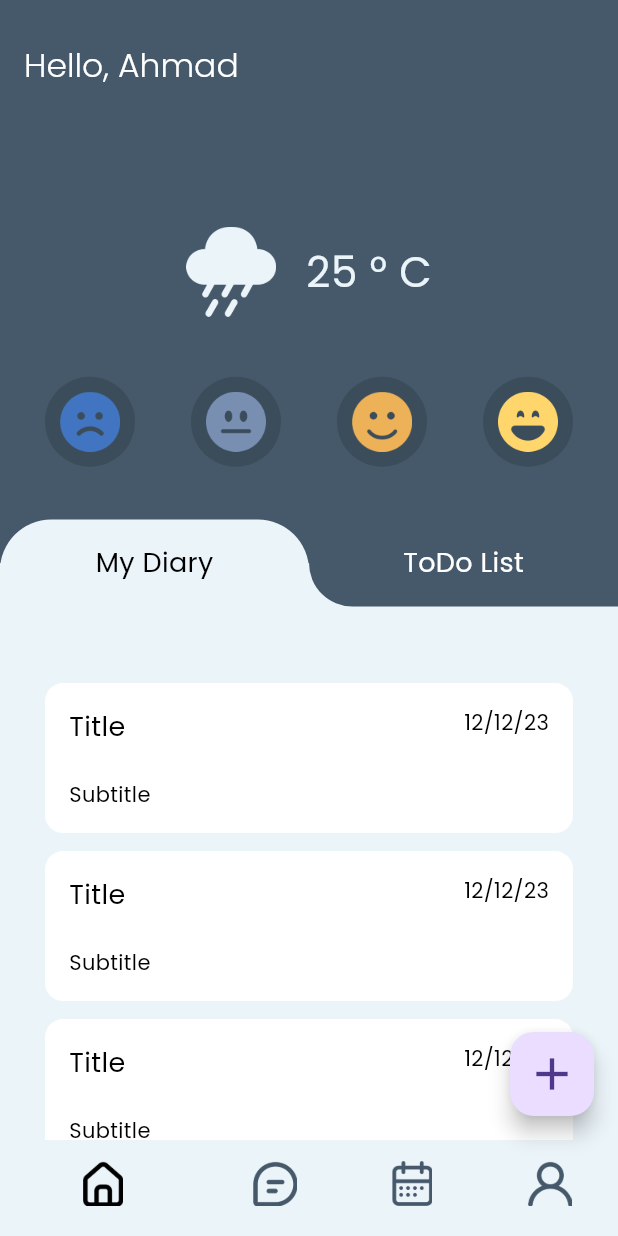
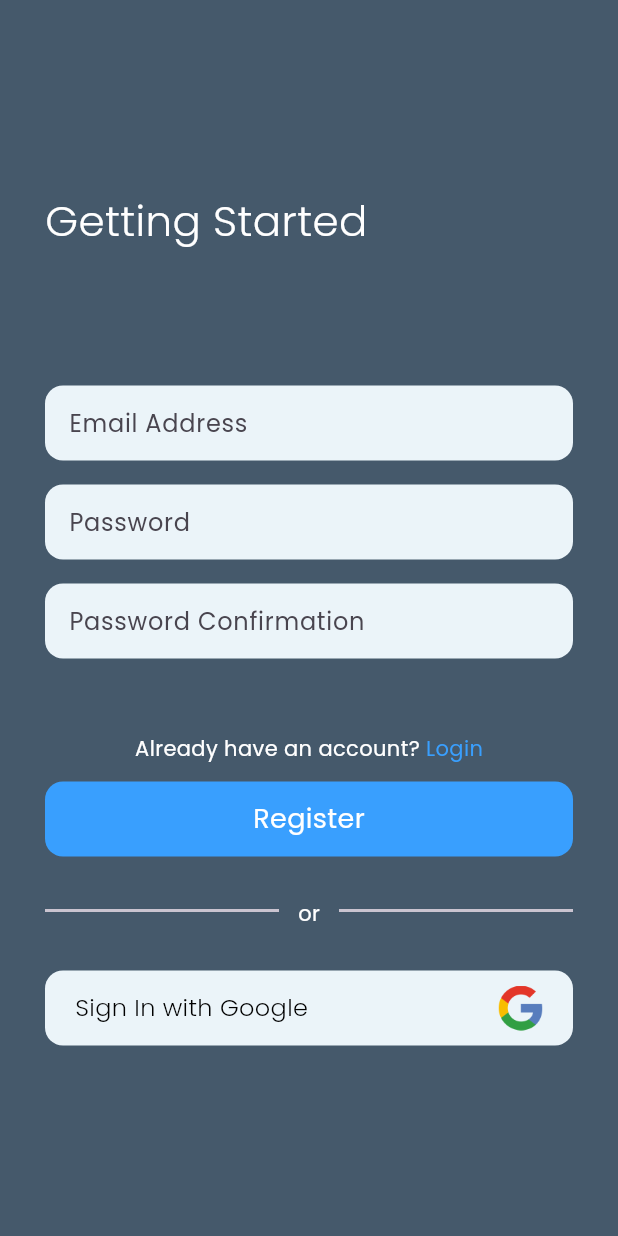
Before and after one commit to ahmdmarzuki/diary_app, a Flutter app: the screen it shows after launch, on a phone screen of 412 x 824 dp. Run offline on Flutter 3.47's test engine with Material 3 defaults, Android fonts, the phone set to English and light mode, and no system bars; our stand-ins replace google_fonts.

Commit message:
add login & register screen

```diff
--- a/lib/main.dart
+++ b/lib/main.dart
@@ -1,3 +1,4 @@
+import 'package:diary_app/src/presentation/screen/auth/register_screen.dart';
 import 'package:diary_app/src/presentation/screen/home/home_screen.dart';
 import 'package:diary_app/src/presentation/screen/home/main_nav.dart';
 import 'package:flutter/material.dart';
@@ -12,10 +13,9 @@ class MyApp extends StatelessWidget {
   @override
   Widget build(BuildContext context) {
     return const MaterialApp(
-
       debugShowCheckedModeBanner: false,
       title: 'Diary App',
-      home: MainNav(),
+      home: RegisterScreen(),
     );
   }
 }
--- /dev/null
+++ b/lib/src/presentation/screen/auth/register_screen.dart
@@ -0,0 +1,306 @@
+import 'package:diary_app/values/costum_text.dart';
+import 'package:diary_app/values/theme.dart';
+import 'package:flutter/material.dart';
+import 'package:google_fonts/google_fonts.dart';
+
+class RegisterScreen extends StatefulWidget {
+  const RegisterScreen({super.key});
+
+  @override
+  State<RegisterScreen> createState() => _RegisterScreenState();
+}
+
+class _RegisterScreenState extends State<RegisterScreen> {
+  Widget emailInput() {
+    return Container(
+      height: 50,
+      width: double.infinity,
+      decoration: BoxDecoration(
+          color: secondaryColor, borderRadius: BorderRadius.circular(12)),
+      child: Padding(
+        padding: const EdgeInsets.symmetric(horizontal: 16),
+        child: Row(
+          children: [
+            Expanded(
+              child: TextFormField(
+                  style: GoogleFonts.poppins(),
+                  decoration: InputDecoration.collapsed(
+                      hintText: 'Email Address',
+                      hintStyle: GoogleFonts.poppins())),
+            ),
+          ],
+        ),
+      ),
+    );
+  }
+
+  Widget passwordInput() {
+    return Container(
+      height: 50,
+      width: double.infinity,
+      decoration: BoxDecoration(
+          color: secondaryColor, borderRadius: BorderRadius.circular(12)),
+      child: Padding(
+        padding: const EdgeInsets.symmetric(horizontal: 16),
+        child: Row(
+          children: [
+            Expanded(
+              child: TextFormField(
+                  style: GoogleFonts.poppins(),
+                  decoration: InputDecoration.collapsed(
+                      hintText: 'Password', hintStyle: GoogleFonts.poppins())),
+            ),
+          ],
+        ),
+      ),
+    );
+  }
+
+  Widget confirmPasswordInput() {
+    return Container(
+      height: 50,
+      width: double.infinity,
+      decoration: BoxDecoration(
+          color: secondaryColor, borderRadius: BorderRadius.circular(12)),
+      child: Padding(
+        padding: const EdgeInsets.symmetric(horizontal: 16),
+        child: Row(
+          children: [
+            Expanded(
+              child: TextFormField(
+                  style: GoogleFonts.poppins(),
+                  decoration: InputDecoration.collapsed(
+                      hintText: 'Password Confirmation',
+                      hintStyle: GoogleFonts.poppins())),
+            ),
+          ],
+        ),
+      ),
+    );
+  }
+
+  Widget divider() {
+    return Stack(children: [
+      const Divider(thickness: 2),
+      Center(
+        child: Container(
+          height: 20,
+          width: 40,
+          color: primaryColor,
+          child: Center(child: CostumText(text: "or", color: whiteColor)),
+        ),
+      )
+    ]);
+  }
+
+  Widget registerButton() {
+    return InkWell(
+      onTap: () {},
+      child: Container(
+        height: 50,
+        width: double.infinity,
+        decoration: BoxDecoration(
+            borderRadius: BorderRadius.circular(12), color: accentColor),
+        child: Center(
+            child: CostumText(
+          text: "Register",
+          color: whiteColor,
+          fontSize: 18,
+        )),
+      ),
+    );
+  }
+
+  Widget googleButton() {
+    return InkWell(
+      onTap: () {},
+      child: Container(
+        height: 50,
+        padding: const EdgeInsets.symmetric(horizontal: 20),
+        width: double.infinity,
+        decoration: BoxDecoration(
+            borderRadius: BorderRadius.circular(12), color: secondaryColor),
+        child: Row(
+          mainAxisAlignment: MainAxisAlignment.spaceBetween,
+          children: [
+            CostumText(
+              text: "Sign In with Google",
+              color: blackColor,
+              fontSize: 16,
+              fontWeight: light,
+            ),
+            Image.asset(
+              'assets/icon_google.png',
+              width: 30,
+            )
+          ],
+        ),
+      ),
+    );
+  }
+
+  Widget alreadyHaveAnAccount() {
+    return Row(
+      mainAxisAlignment: MainAxisAlignment.center,
+      children: [
+        CostumText(text: "Already have an account?", color: whiteColor),
+        const SizedBox(width: 4),
+        GestureDetector(
+            onTap: () {
+              showModalBottomSheet(
+                  backgroundColor: secondaryColor,
+                  context: context,
+                  builder: (context) {
+                    return Container(
+                      padding: EdgeInsets.symmetric(horizontal: defaultMargin),
+                      height: MediaQuery.of(context).size.height,
+                      child: Column(
+                        crossAxisAlignment: CrossAxisAlignment.start,
+                        children: [
+                          Center(
+                            child: Container(
+                              margin: const EdgeInsets.only(top: 12),
+                              height: 6,
+                              width: 100,
+                              decoration: BoxDecoration(
+                                  color: Colors.grey,
+                                  borderRadius: BorderRadius.circular(3)),
+                            ),
+                          ),
+                          SizedBox(height: defaultMargin),
+                          CostumText(
+                            text: "Welcome Back",
+                            color: blackColor,
+                            fontSize: 18,
+                          ),
+                          SizedBox(height: 20),
+                          Container(
+                            height: 50,
+                            width: double.infinity,
+                            decoration: BoxDecoration(
+                                color: blackColor.withOpacity(.1),
+                                borderRadius: BorderRadius.circular(12)),
+                            child: Padding(
+                              padding:
+                                  const EdgeInsets.symmetric(horizontal: 16),
+                              child: Row(
+                                children: [
+                                  Expanded(
+                                    child: TextFormField(
+                                        style: GoogleFonts.poppins(),
+                                        decoration: InputDecoration.collapsed(
+                                            hintText: 'Email Address',
+                                            hintStyle: GoogleFonts.poppins())),
+                                  ),
+                                ],
+                              ),
+                            ),
+                          ),
+                          SizedBox(height: 20),
+                          Container(
+                            height: 50,
+                            width: double.infinity,
+                            decoration: BoxDecoration(
+                                color: blackColor.withOpacity(.1),
+                                borderRadius: BorderRadius.circular(12)),
+                            child: Padding(
+                              padding:
+                                  const EdgeInsets.symmetric(horizontal: 16),
+                              child: Row(
+                                children: [
+                                  Expanded(
+                                    child: TextFormField(
+                                        style: GoogleFonts.poppins(),
+                                        decoration: InputDecoration.collapsed(
+                                            hintText: 'password',
+                                            hintStyle: GoogleFonts.poppins())),
+                                  ),
+                                ],
+                              ),
+                            ),
+                          ),
+                          SizedBox(height: 20),
+                          InkWell(
+                            onTap: () {},
+                            child: Container(
+                              height: 50,
+                              width: double.infinity,
+                              decoration: BoxDecoration(
+                                  borderRadius: BorderRadius.circular(12),
+                                  color: accentColor),
+                              child: Center(
+                                  child: CostumText(
+                                text: "Login",
+                                color: whiteColor,
+                                fontSize: 18,
+                              )),
+                            ),
+                          ),
+                          SizedBox(height: 28),
+                          Stack(children: [
+                            const Divider(thickness: 2),
+                            Center(
+                              child: Container(
+                                height: 20,
+                                width: 40,
+                                color: secondaryColor,
+                                child: Center(
+                                    child: CostumText(
+                                        text: "or", color: blackColor)),
+                              ),
+                            )
+                          ]),
+                          SizedBox(height: 28),
+                          Center(
+                            child: Image.asset(
+                              'assets/icon_google.png',
+                              width: 30,
+                            ),
+                          )
+                        ],
+                      ),
+                    );
+                  });
+            },
+            child: CostumText(text: "Login", color: accentColor)),
+      ],
+    );
+  }
+
+  @override
+  Widget build(BuildContext context) {
+    return Scaffold(
+      resizeToAvoidBottomInset: false,
+      backgroundColor: primaryColor,
+      body: Padding(
+        padding: EdgeInsets.symmetric(horizontal: defaultMargin),
+        child: Column(
+          crossAxisAlignment: CrossAxisAlignment.start,
+          mainAxisAlignment: MainAxisAlignment.center,
+          children: [
+            CostumText(
+              text: "Getting Started",
+              color: whiteColor,
+              fontSize: 28,
+              fontWeight: light,
+            ),
+            SizedBox(height: 90),
+            emailInput(),
+            const SizedBox(height: 16),
+            passwordInput(),
+            const SizedBox(height: 16),
+            confirmPasswordInput(),
+            const SizedBox(height: 50),
+            alreadyHaveAnAccount(),
+            const SizedBox(height: 12),
+            registerButton(),
+            const SizedBox(height: 28),
+            divider(),
+            const SizedBox(height: 28),
+            googleButton(),
+          ],
+        ),
+      ),
+    );
+  }
+}
```
Also changed, not shown: assets/icon_google.png (added).
